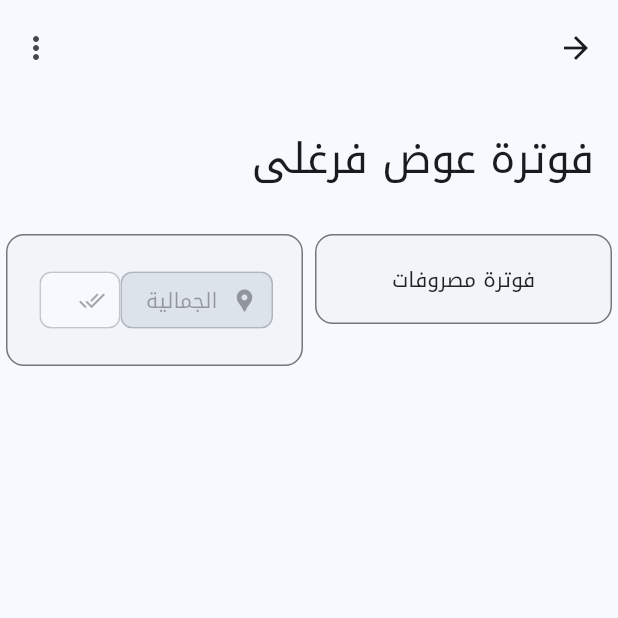
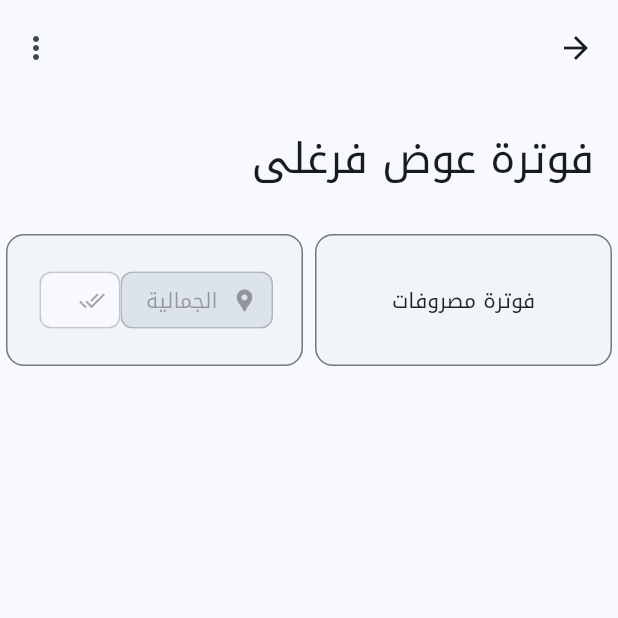
Before and after one commit to elnadar/erp, a Flutter app: the BillScreen screen opened by its route, on a phone screen of 412 x 824 dp, the top half of it. Run offline on Flutter 3.47's test engine with Material 2 defaults, Android fonts, the phone set to English and light mode, and no system bars; our stand-ins replace bloc, flutter_bloc, go_router, google_fonts.

Commit message:
[FEATURE] added some edits for bill_screen

```diff
--- a/lib/home/presentation/components/bill_screen.dart
+++ b/lib/home/presentation/components/bill_screen.dart
@@ -24,7 +24,8 @@ class BillScreen extends StatelessWidget {
         SliverFillRemaining(
           hasScrollBody: false,
           child: Column(children: [
-            Row(
+            IntrinsicHeight(
+              child: Row(
                 crossAxisAlignment: CrossAxisAlignment.start,
                 children: [
                   Expanded(
@@ -61,6 +62,7 @@ class BillScreen extends StatelessWidget {
                     ),
                   ),
                 ],
+              ),
             )
           ]),
         )
```
Lines whose indentation alone changed are shown as unchanged.
